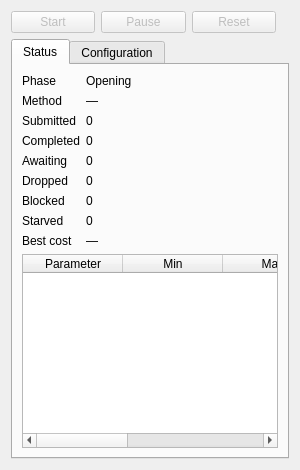
Above: labscript_optimization/window.ui from spielman-group/labscript-optimization before the change. Below: the same form after it.
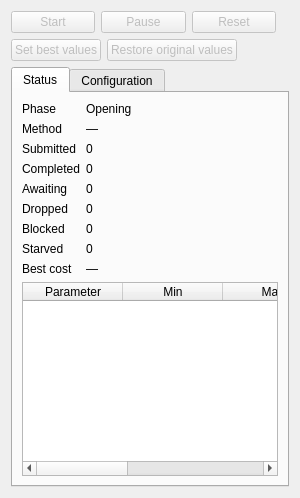
That is the form after the change.

Commit message:
Set best values and restore the originals in runmanager, and set the best when a run ends
Two buttons, enabled while the session is paused or ended and runmanager
answers. The originals are the configured globals' raw Default
expressions, recorded at the session's first Start, which now also
refuses a configured global runmanager does not have. A failed write is
one line of output and leaves the session as it was.

Patch:
```diff
--- a/labscript_optimization/window.ui
+++ b/labscript_optimization/window.ui
@@ -12,6 +12,13 @@
       <item><layout class="QHBoxLayout" name="runmanager_link_layout"/></item>
      </layout>
     </item>
+    <item>
+     <layout class="QHBoxLayout" name="valuesLayout">
+      <item><widget class="QPushButton" name="set_best_button"><property name="text"><string>Set best values</string></property><property name="enabled"><bool>false</bool></property></widget></item>
+      <item><widget class="QPushButton" name="restore_button"><property name="text"><string>Restore original values</string></property><property name="enabled"><bool>false</bool></property></widget></item>
+      <item><spacer name="valuesSpacer"><property name="orientation"><enum>Qt::Horizontal</enum></property><property name="sizeHint" stdset="0"><size><width>40</width><height>20</height></size></property></spacer></item>
+     </layout>
+    </item>
     <item>
      <widget class="QTabWidget" name="tabs">
       <widget class="QWidget" name="status_tab">
```
The commit also changes 11 other files.
